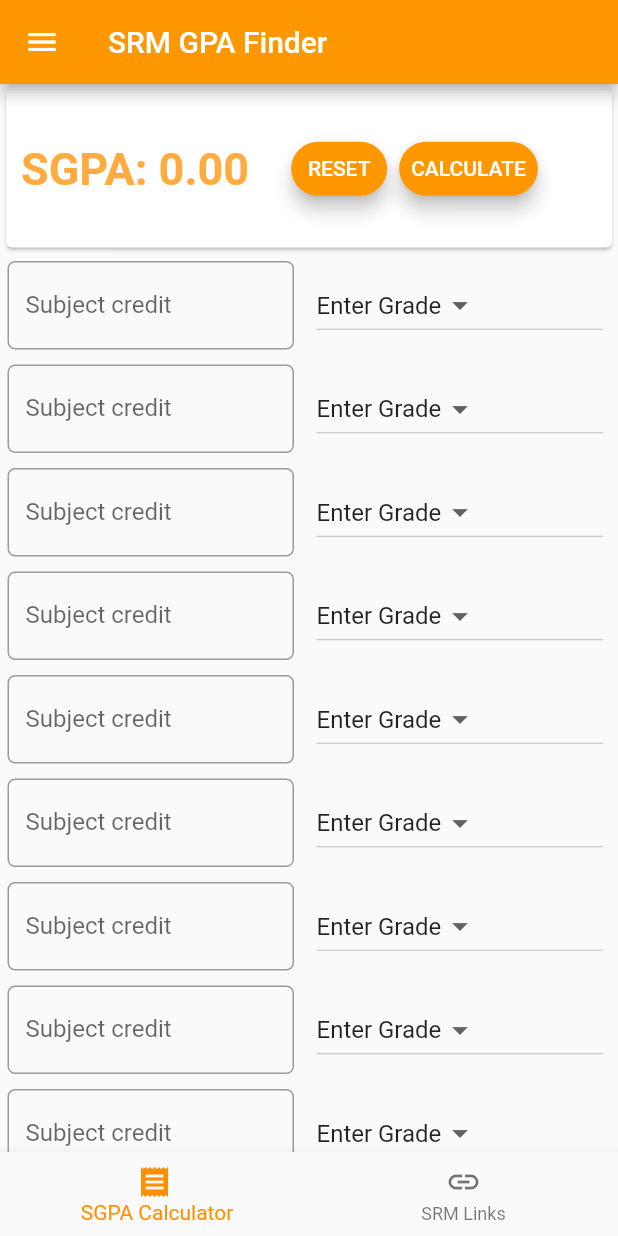
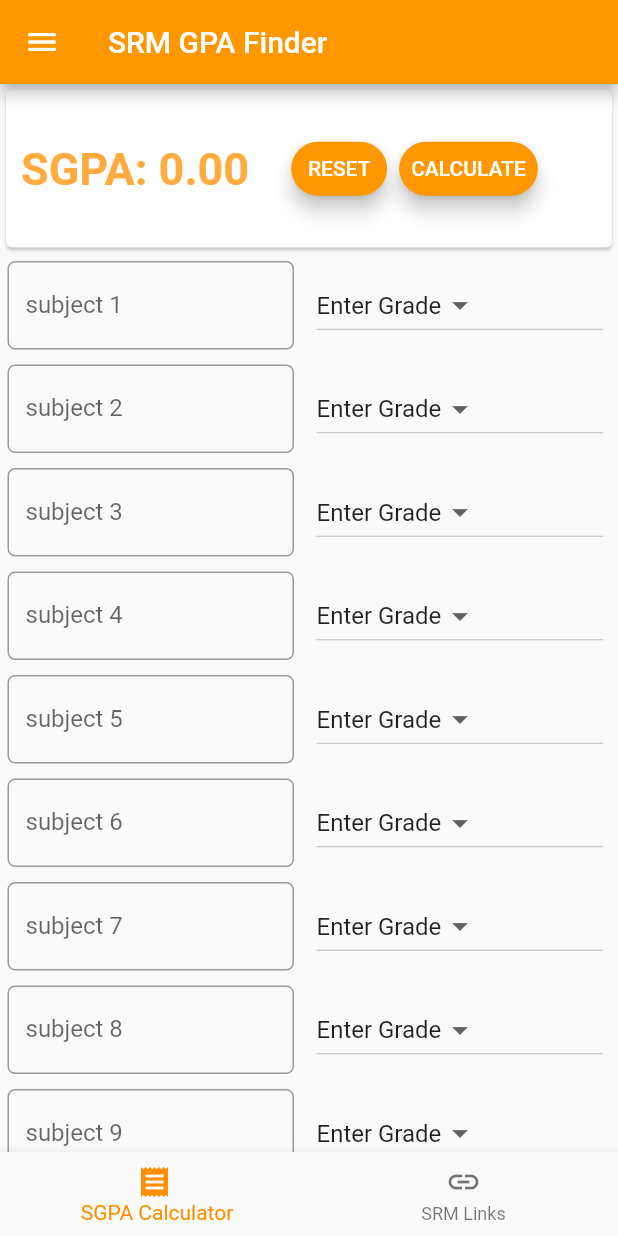
Before and after one commit to himanshusingh335/gpa_finder, a Flutter app: the screen it shows after launch, on a phone screen of 412 x 824 dp. Run offline on Flutter 3.47's test engine with Material 2 defaults, Android fonts, the phone set to English and light mode, and no system bars.

Commit message:
subject names added

```diff
--- a/lib/class_gpa.dart
+++ b/lib/class_gpa.dart
@@ -3,6 +3,7 @@
 class Gpa {
   var credit = TextEditingController();
   String gradeSelected;
+  String subjectNo;
 
   void resetEachGrade() {
     credit.text = "";
@@ -13,4 +14,9 @@
     credit.text = "";
     gradeSelected = "Enter Grade";
   }
+
+  Gpa.subjectNo(this.subjectNo) {
+    credit.text = "";
+    gradeSelected = "Enter Grade";
+  }
 }
--- a/lib/sgpa.dart
+++ b/lib/sgpa.dart
@@ -10,17 +10,17 @@
 
 class _Sgpa extends State<Sgpa> {
   String result = "0.00";
-  var sub1 = Gpa();
-  var sub2 = Gpa();
-  var sub3 = Gpa();
-  var sub4 = Gpa();
-  var sub5 = Gpa();
-  var sub6 = Gpa();
-  var sub7 = Gpa();
-  var sub8 = Gpa();
-  var sub9 = Gpa();
-  var sub10 = Gpa();
-  var sub11 = Gpa();
+  var sub1 = Gpa.subjectNo('subject 1');
+  var sub2 = Gpa.subjectNo('subject 2');
+  var sub3 = Gpa.subjectNo('subject 3');
+  var sub4 = Gpa.subjectNo('subject 4');
+  var sub5 = Gpa.subjectNo('subject 5');
+  var sub6 = Gpa.subjectNo('subject 6');
+  var sub7 = Gpa.subjectNo('subject 7');
+  var sub8 = Gpa.subjectNo('subject 8');
+  var sub9 = Gpa.subjectNo('subject 9');
+  var sub10 = Gpa.subjectNo('subject 10');
+  var sub11 = Gpa.subjectNo('subject 11');
 
   @override
   Widget build(BuildContext context) {
@@ -117,7 +117,7 @@
               controller: gpa.credit,
               decoration: InputDecoration(
                 hintText: "Credit",
-                labelText: 'Subject credit',
+                labelText: gpa.subjectNo,
                 border: OutlineInputBorder(
                     borderRadius: BorderRadius.circular(5.0)),
               ),
```
